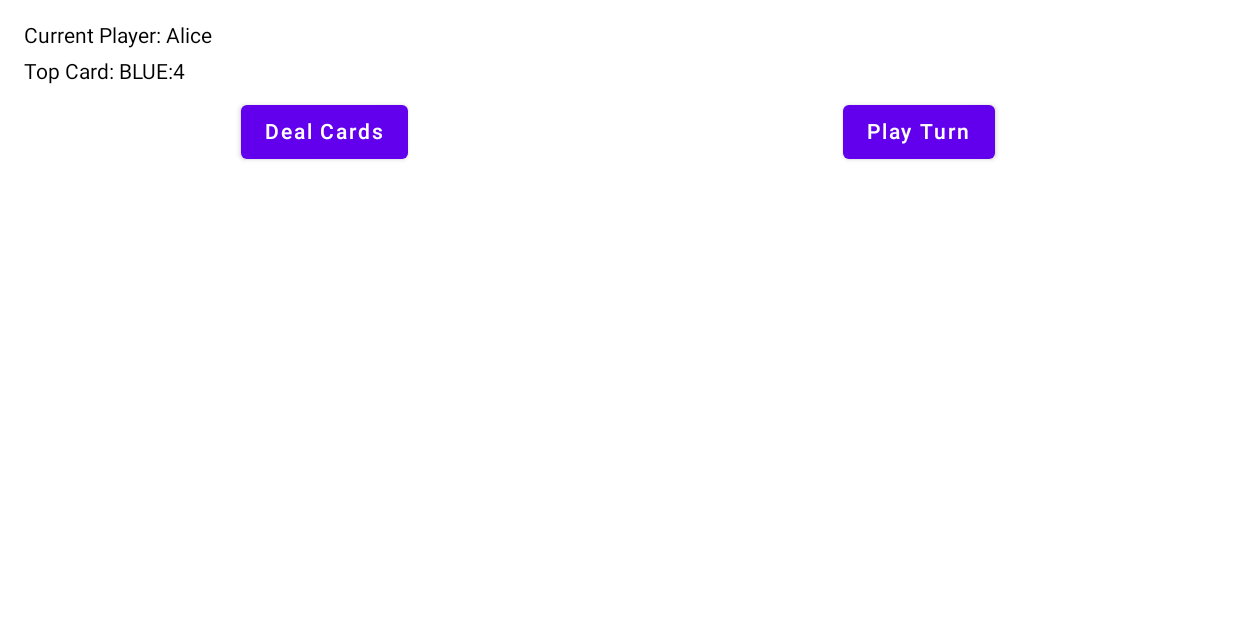
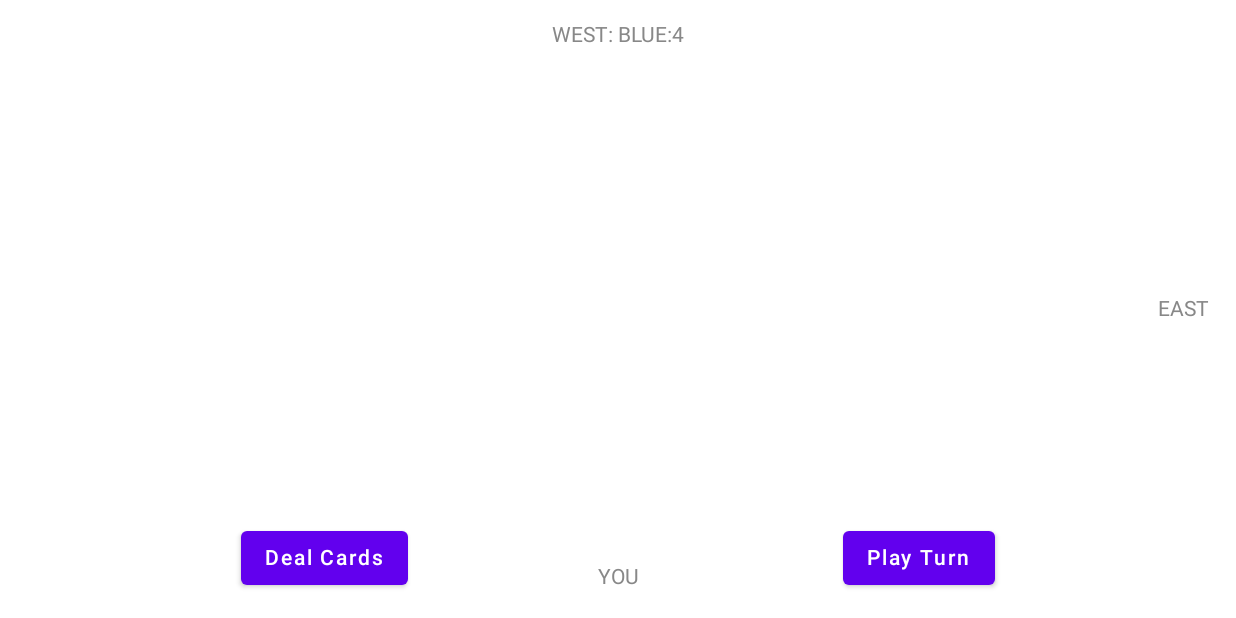
Before and after one commit to xinggen-guo/UnoCard, an Android app built with Jetpack Compose: the composable StartCardGameScreen shown on its own in the app's theme, on a phone screen of 824 x 412 dp (held sideways). Run offline under Robolectric (Android 15) with nearby library versions, the phone set to English and light mode, and no system bars; our stand-ins replace Compose Multiplatform resources; libraries missing offline, so code that uses them is left out: unocard.shared.generated; 3 statements that could not run were skipped.

Commit message:
adjust ui and image resource and fix

```diff
--- a/shared/src/commonMain/kotlin/com/card/unoshare/engine/GameEngine.kt
+++ b/shared/src/commonMain/kotlin/com/card/unoshare/engine/GameEngine.kt
@@ -1,5 +1,6 @@
 package com.card.unoshare.engine
 
+import androidx.compose.ui.Alignment
 import com.card.unoshare.model.Card
 import com.card.unoshare.model.CardType
 import com.card.unoshare.model.GameStatus
@@ -121,4 +122,25 @@ class GameEngine(
         return players
     }
 
+    fun gameClockwise():Boolean = gameStatus.isCounterWise
+
+    fun getTipInfoYouPlayer():String{
+        return CardGameResource.i18n.info_yourTurn()
+    }
+
+    fun getLastDirectionAndCardInfo(): String {
+        return if (discardPile.isEmpty()) {
+            getTopCard().displayText()
+        } else {
+            CardGameResource.i18n.act_playCard(
+                gameStatus.getLastPlayer().getDirectionPosition(),
+                getTopCard().displayText()
+            )
+        }
+    }
+
+    fun getPlayerPositionStr(player: Player): String {
+        return CardGameResource.i18n.act_playCard(player.getDirectionPosition())
+    }
+
 }
--- a/shared/src/commonMain/kotlin/com/card/unoshare/language/I18N.kt
+++ b/shared/src/commonMain/kotlin/com/card/unoshare/language/I18N.kt
@@ -10,6 +10,7 @@ interface I18N {
     fun act_drawCardCount(player: Int, count: Int): String
     fun act_pass(player: Int): String
     fun act_playCard(player: Int, card: String): String
+    fun act_playCard(player: Int): String
     fun act_playDraw2(from: Int, to: Int, count: Int): String
     fun act_playRev(player: Int): String
     fun act_playSkip(from: Int, to: Int): String
--- a/shared/src/commonMain/kotlin/com/card/unoshare/language/I18N_en_US_Impl.kt
+++ b/shared/src/commonMain/kotlin/com/card/unoshare/language/I18N_en_US_Impl.kt
@@ -5,7 +5,7 @@ package com.card.unoshare.language
  * @date 02/08/2025 11:07
  * @description
  */
-class I18N_en_US_Impl : I18N {
+class I18N_en_US_Impl : I18N { // I18N_en_US_Impl
     private val P = arrayOf("YOU", "WEST", "NORTH", "EAST")
     private val C = arrayOf("NONE", "[R]RED", "[B]BLUE", "[G]GREEN", "[Y]YELLOW")
 
@@ -17,6 +17,7 @@ class I18N_en_US_Impl : I18N {
         if (count == 1) "${p(player)}: Draw a card" else "${p(player)}: Draw $count cards"
     override fun act_pass(player: Int) = "${p(player)}: Pass"
     override fun act_playCard(player: Int, card: String) = "${p(player)}: $card"
+    override fun act_playCard(player: Int) = "${p(player)}"
     override fun act_playDraw2(from: Int, to: Int, count: Int) = "${p(from)}: Let ${p(to)} draw $count cards"
     override fun act_playRev(player: Int) = "${p(player)}: Change direction"
     override fun act_playSkip(from: Int, to: Int) =
@@ -89,4 +90,4 @@ class I18N_en_US_Impl : I18N {
     override fun label_yes() = "YES"
 
     private fun char(i: Int): Char = if (i in 0..4) "WRBGY"[i] else 'W'
-} // I18N_en_US_Impl
+}
--- a/shared/src/commonMain/kotlin/com/card/unoshare/language/I18N_ja_JP_Impl.kt
+++ b/shared/src/commonMain/kotlin/com/card/unoshare/language/I18N_ja_JP_Impl.kt
@@ -16,6 +16,7 @@ class I18N_ja_JP_Impl : I18N {
     override fun act_drawCardCount(player: Int, count: Int) = "${p(player)}: 手札を $count 枚引く"
     override fun act_pass(player: Int) = "${p(player)}: パス"
     override fun act_playCard(player: Int, card: String) = "${p(player)}: $card"
+    override fun act_playCard(player: Int) = "${p(player)}"
     override fun act_playDraw2(from: Int, to: Int, count: Int) = "${p(from)}: ${p(to)}に手札を $count 枚引かせる"
     override fun act_playRev(player: Int) = "${p(player)}: 方向を変える"
     override fun act_playSkip(from: Int, to: Int) = "${p(from)}: ${p(to)}の番をスキップ"
--- a/shared/src/commonMain/kotlin/com/card/unoshare/language/I18N_zh_CN_Impl.kt
+++ b/shared/src/commonMain/kotlin/com/card/unoshare/language/I18N_zh_CN_Impl.kt
@@ -16,6 +16,7 @@ class I18N_zh_CN_Impl : I18N {
     override fun act_drawCardCount(player: Int, count: Int) = "${p(player)}: 摸 $count 张牌"
     override fun act_pass(player: Int) = "${p(player)}: 过牌"
     override fun act_playCard(player: Int, card: String) = "${p(player)}: $card"
+    override fun act_playCard(player: Int) = "${p(player)}"
     override fun act_playDraw2(from: Int, to: Int, count: Int) = "${p(from)}: 令${p(to)}摸 $count 张牌"
     override fun act_playRev(player: Int) = "${p(player)}: 改变方向"
     override fun act_playSkip(from: Int, to: Int) = "${p(from)}: 跳过${p(to)}的回合"
--- a/shared/src/commonMain/kotlin/com/card/unoshare/model/GameStatus.kt
+++ b/shared/src/commonMain/kotlin/com/card/unoshare/model/GameStatus.kt
@@ -8,21 +8,25 @@ package com.card.unoshare.model
 class GameStatus(
     val players: List<Player>,
     var currentPlayerIndex: Int = 0,
-    var isClockwise: Boolean = true,
+    var lastPlayerIndex: Int = 0,
+    var isCounterWise: Boolean = true,
     var gameEnded: Boolean = false,
     var gameStart: Boolean = false
 ) {
     fun nextPlayer() {
-        currentPlayerIndex = if (isClockwise)
+        lastPlayerIndex = currentPlayerIndex
+        currentPlayerIndex = if (isCounterWise)
+            (currentPlayerIndex - 1 + players.size) % players.size
+        else
             (currentPlayerIndex + 1) % players.size
-        else
-            (currentPlayerIndex - 1 + players.size) % players.size
     }
+
+    fun getLastPlayer(): Player = players[lastPlayerIndex]
 
     fun currentPlayer(): Player = players[currentPlayerIndex]
 
     fun reverseOrder() {
-        isClockwise = !isClockwise
+        isCounterWise = !isCounterWise
     }
 
     fun skipNextPlayer() {
@@ -30,10 +34,10 @@ class GameStatus(
     }
 
     fun peekNextPlayer(): Player {
-        val nexPlayerIndex = if (isClockwise)
+        val nexPlayerIndex = if (isCounterWise)
+            (currentPlayerIndex - 1 + players.size) % players.size
+        else
             (currentPlayerIndex + 1) % players.size
-        else
-            (currentPlayerIndex - 1 + players.size) % players.size
         return players[nexPlayerIndex]
     }
 }
--- a/shared/src/commonMain/kotlin/com/card/unoshare/model/Player.kt
+++ b/shared/src/commonMain/kotlin/com/card/unoshare/model/Player.kt
@@ -1,6 +1,7 @@
 package com.card.unoshare.model
 
 import androidx.compose.ui.Alignment
+import com.card.unoshare.engine.CardGameResource
 
 /**
  * @author xinggen.guo
@@ -19,4 +20,25 @@ data class Player(
         hand.add(card)
     }
 
+    fun getDirectionPosition():Int{
+        val position = when (direction) {
+
+            Alignment.BottomCenter -> {
+                0
+            }
+
+            Alignment.CenterStart -> {
+                1
+            }
+
+            Alignment.CenterEnd -> {
+                3
+            }
+
+            else ->
+                0
+        }
+        return position
+    }
+
 }
--- a/shared/src/commonMain/kotlin/com/card/unoshare/rule/EffectApplier.kt
+++ b/shared/src/commonMain/kotlin/com/card/unoshare/rule/EffectApplier.kt
@@ -4,7 +4,6 @@ import com.card.unoshare.engine.GameController
 import com.card.unoshare.model.Card
 import com.card.unoshare.model.CardType
 import com.card.unoshare.model.GameStatus
-import com.card.unoshare.model.Player
 
 /**
  * @author xinggen.guo
@@ -18,7 +17,7 @@ object EffectApplier {
             card = card,
             gameStatus = GameStatus(
                 currentPlayerIndex = gameController.getCurrentPlayerIndex(),
-                isClockwise = gameController.isClockwise(),
+                isCounterWise = gameController.isClockwise(),
                 players = gameController.getPlayers()
             ),
             drawPile = gameController.getDeck()
@@ -59,9 +58,6 @@ object EffectApplier {
                         drawPile.removeFirstOrNull()?.let { next.hand.add(it) }
                     }
                     gameStatus.skipNextPlayer()
-                } else {
-                    // Just change color, no skip
-                    gameStatus.nextPlayer()
                 }
             }
 
--- a/shared/src/commonMain/kotlin/com/card/unoshare/ui/UnoGameScreen.kt
+++ b/shared/src/commonMain/kotlin/com/card/unoshare/ui/UnoGameScreen.kt
@@ -7,7 +7,9 @@ import androidx.compose.material.*
 import androidx.compose.runtime.*
 import androidx.compose.ui.Alignment
 import androidx.compose.ui.Modifier
+import androidx.compose.ui.graphics.BlendMode
 import androidx.compose.ui.graphics.Color
+import androidx.compose.ui.graphics.ColorFilter
 import androidx.compose.ui.graphics.ImageBitmap
 import androidx.compose.ui.layout.ContentScale
 import androidx.compose.ui.unit.dp
@@ -26,7 +28,9 @@ import com.card.unoshare.rule.RuleChecker
  * @description
  */
 
-val offset = 15
+const val offset = 15
+val textShowColor = Color.Gray
+val textPlayColor = Color.White
 
 @Composable
 fun rendCardInitPage() {
@@ -94,79 +98,128 @@ fun StartCardGameScreen() {
     var topCard by remember { mutableStateOf("") }
     var allHands by remember { mutableStateOf(mapOf<Player, List<Card>>()) }
     var winner by remember { mutableStateOf<String?>(null) }
+    var gameClockWise by remember { mutableStateOf(gameEngine.gameClockwise()) }
+    var lastPlayerPlayCard by remember { mutableStateOf("") }
 
     // 🟡 Initialize the game once
     LaunchedEffect(Unit) {
         gameEngine.startGame()
         currentPlayerName = gameEngine.getCurrentPlayerName()
         topCard = gameEngine.getTopCard().displayText()
+        lastPlayerPlayCard = gameEngine.getLastDirectionAndCardInfo()
         allHands = gameEngine.getAllPlayerHands()
+        gameClockWise = gameEngine.gameClockwise()
     }
     Box(modifier = Modifier.fillMaxSize()) {
-
-        rendDiscardArea(gameEngine)
+        renderDiscardArea(gameEngine)
         var renderRefreshCards by remember { mutableStateOf(false) }
         renderDrawArea(gameEngine) {
             renderRefreshCards = !renderRefreshCards
         }
 
+        Text(
+            lastPlayerPlayCard,
+            color = textShowColor,
+            modifier = Modifier.align(Alignment.TopCenter).padding(top = 15.dp)
+        )
 
-        key(renderRefreshCards){
+        winner?.let {
+            Spacer(modifier = Modifier.height(16.dp))
+            Text(text = "🎉 Winner: $it 🎉",
+                fontSize = 20.sp,
+                color = Color.Red,
+                modifier = Modifier.align(Alignment.TopCenter).padding(top = 30.dp)
+            )
+        }
 
+        val imageClockBitmap by produceState<ImageBitmap?>(initialValue = null, gameClockWise) {
+            value = if (gameClockWise) {
+                CardGameResource.getClockWise()
+            } else {
+                CardGameResource.getCounterWise()
+            }
+        }
+
+        imageClockBitmap?.let {
+            Image(
+                bitmap = it,
+                contentDescription = null,
+                contentScale = ContentScale.None,
+                modifier = Modifier.align(Alignment.Center)
+            )
         }
 
         gameEngine.getAllPlayers().forEach {
+            val canPlay = it == gameEngine.getCurrentPlayer()
+            val textColor = if(canPlay) textPlayColor else textShowColor
             when (it.direction) {
                 Alignment.BottomCenter -> {
-                    var refreshHandSize  by remember { mutableStateOf(it.hand.size) }
-                    key(refreshHandSize){
-                        Box(modifier = Modifier.align(Alignment.BottomCenter)) {
+                    key(renderRefreshCards){
+                        Column(modifier = Modifier.align(Alignment.BottomCenter)) {
+                            val tipText =
+                                if (canPlay) gameEngine.getTipInfoYouPlayer() else gameEngine.getPlayerPositionStr(it)
+                            key(currentPlayerName) { Text(
+                                tipText,
+                                color = textColor,
+                                modifier = Modifier.align(Alignment.CenterHorizontally)
+                                    .padding(bottom = 3.dp))
+                            }
                             BottomHandStack(it.hand, it, gameEngine) {
                                 currentPlayerName = gameEngine.getCurrentPlayerName()
                                 topCard = gameEngine.getTopCard().displayText()
+                                lastPlayerPlayCard = gameEngine.getLastDirectionAndCardInfo()
                                 allHands = gameEngine.getAllPlayerHands()
                                 winner = gameEngine.getWinnerName()
+                                gameClockWise = gameEngine.gameClockwise()
                             }
                         }
                     }
                 }
 
                 Alignment.CenterStart -> {
-                    Box(modifier = Modifier.align(Alignment.CenterStart)) {
+                    Row(modifier = Modifier.fillMaxHeight().align(alignment = Alignment.CenterStart)) {
                         LeftHandStack(it.hand, it, gameEngine)
+                        Text(
+                            gameEngine.getPlayerPositionStr(it),
+                            color = textColor,
+                            modifier = Modifier.align(Alignment.CenterVertically)
+                                .padding(start = 10.dp))
                     }
                 }
 
                 Alignment.CenterEnd -> {
-                    Box(modifier = Modifier.align(Alignment.CenterEnd)) {
-                        RightHandStack(it.hand, it, gameEngine)
+                    Row(modifier = Modifier.fillMaxHeight().align(alignment = Alignment.CenterEnd)) {
+                        Text(
+                            gameEngine.getPlayerPositionStr(it),
+                            color = textColor,
+                            modifier = Modifier.align(Alignment.CenterVertically)
+                                .padding(end = 10.dp))
+                            RightHandStack(it.hand, it, gameEngine)
                     }
+
                 }
             }
         }
 
+
     }
 
-    Column(modifier = Modifier.fillMaxSize().padding(16.dp)) {
+    Column(modifier = Modifier.fillMaxSize()
+        .padding(16.dp),
+        verticalArrangement = Arrangement.Bottom
+    ) {
 
-        Text("Current Player: $currentPlayerName")
-        // Current playing player
-
-        Spacer(modifier = Modifier.height(8.dp))
-
-        Text("Top Card: $topCard")
-        // Top card of discard pile
-        Spacer(modifier = Modifier.height(8.dp))
         Row(
             modifier = Modifier.fillMaxWidth(),
             horizontalArrangement = Arrangement.SpaceEvenly,
-            verticalAlignment = Alignment.CenterVertically
+            verticalAlignment = Alignment.Bottom
         ) {
             Button(onClick = {
                 gameEngine.startGame()
                 currentPlayerName = gameEngine.getCurrentPlayerName()
                 topCard = gameEngine.getTopCard().displayText()
                 allHands = gameEngine.getAllPlayerHands()
+                gameClockWise = gameEngine.gameClockwise()
                 winner = null
             }) {
                 Text("Deal Cards")
@@ -182,17 +235,15 @@ fun StartCardGameScreen() {
                     topCard = gameEngine.getTopCard().displayText()
                     allHands = gameEngine.getAllPlayerHands()
                     winner = gameEngine.getWinnerName()
+                    gameClockWise = gameEngine.gameClockwise()
+                    lastPlayerPlayCard = gameEngine.getLastDirectionAndCardInfo()
                 }
             }) {
                 Text("Play Turn")
             }
 
         }
-        winner?.let {
-            Spacer(modifier = Modifier.height(16.dp))
-            Text("🎉 Winner: $it 🎉", fontSize = 20.sp, color = Color.Red)
-            // Winner message
-        }
+
     }
 }
 
@@ -224,7 +275,7 @@ fun renderDrawArea(gameEngine: GameEngine,renderCard: () -> Unit) {
 }
 
 @Composable
-fun rendDiscardArea(gameEngine: GameEngine) {
+fun renderDiscardArea(gameEngine: GameEngine) {
     gameEngine.getDiscardPile().let {
         val playCards = if (it.size > 3) {
             it.subList(it.size - 3, it.size)
@@ -239,17 +290,17 @@ fun rendDiscardArea(gameEngine: GameEngine) {
             playCards.forEachIndexed { index, card ->
                 val imageBitmap by produceState<ImageBitmap?>(
                     initialValue = null,
-                    card.frontBitmapName
+                    card.cardBitmapName
                 ) {
-                    value = card.getFrontImg()
+                    value = card.getCardImg()
                 }
                 val area = maxWidth * 0.5f  // 只占一半屏幕宽度剧中
                 val totalWidth = (playCards.size - 1) * offset
                 val startX = (area - totalWidth.dp) / 2  // 起始点偏移到 area 中心
                 val offsetX = startX + (index * offset).dp
-                imageBitmap?.let {
+                imageBitmap?.let { img ->
                     Image(
-                        bitmap = it,
+                        bitmap = img,
                         contentDescription = null,
                         contentScale = ContentScale.None,
                         modifier = Modifier.offset(x = offsetX)
@@ -262,7 +313,7 @@ fun rendDiscardArea(gameEngine: GameEngine) {
 }
 
 @Composable
-fun LeftHandStack(cards: MutableList<Card>, it: Player, gameEngine: GameEngine) {
+fun LeftHandStack(cards: MutableList<Card>, player: Player, gameEngine: GameEngine) {
     Box(
         modifier = Modifier
             .fillMaxHeight()
@@ -271,8 +322,15 @@ fun LeftHandStack(cards: MutableList<Card>, it: Player, gameEngine: GameEngine)
     ) {
         cards.forEachIndexed { index, card ->
             val imageBitmap by produceState<ImageBitmap?>(initialValue = null) {
-                value = card.getFrontImg()
+                value = card.getCardImg()
             }
+
+            val canPlayCard = player == gameEngine.getCurrentPlayer()
+            val colorFilter = if (!canPlayCard) ColorFilter.tint(
+                color = Color(0xFF555555),
+                blendMode = BlendMode.Modulate
+            )
+            else null
 
             val totalHeight = (cards.size - 1) * offset
             val startY = -totalHeight / 2  // 第0张卡的offset起点
@@ -281,6 +339,7 @@ fun LeftHandStack(cards: MutableList<Card>, it: Player, gameEngine: GameEngine)
             imageBitmap?.let {
                 Image(
                     bitmap = it,
+                    colorFilter = colorFilter,
                     contentDescription = null,
                     contentScale = ContentScale.None,
                     modifier = Modifier.offset(y = offsetY.dp)
@@ -291,7 +350,7 @@ fun LeftHandStack(cards: MutableList<Card>, it: Player, gameEngine: GameEngine)
 }
 
 @Composable
-fun RightHandStack(cards: MutableList<Card>, it: Player, gameEngine: GameEngine) {
+fun RightHandStack(cards: MutableList<Card>, player: Player, gameEngine: GameEngine) {
     Box(
         modifier = Modifier
             .fillMaxHeight()
@@ -300,8 +359,14 @@ fun RightHandStack(cards: MutableList<Card>, it: Player, gameEngine: GameEngine)
     ) {
         cards.forEachIndexed { index, card ->
             val imageBitmap by produceState<ImageBitmap?>(initialValue = null) {
-                value = card.getFrontImg()
+                value = card.getCardImg()
             }
+            val canPlayCard = player == gameEngine.getCurrentPlayer()
+            val colorFilter = if (!canPlayCard) ColorFilter.tint(
+                color = Color(0xFF555555),
+                blendMode = BlendMode.Modulate
+            )
+            else null
 
             val totalHeight = (cards.size - 1) * offset
             val startY = -totalHeight / 2  // 第0张卡的offset起点
@@ -310,6 +375,7 @@ fun RightHandStack(cards: MutableList<Card>, it: Player, gameEngine: GameEngine)
             imageBitmap?.let {
                 Image(
                     bitmap = it,
+                    colorFilter = colorFilter,
                     contentDescription = null,
                     contentScale = ContentScale.None,
                     modifier = Modifier.offset(y = offsetY.dp)
@@ -333,27 +399,26 @@ fun BottomHandStack(
         contentAlignment = Alignment.BottomCenter
     ) {
         cards.forEachIndexed { index, card ->
-            var canPlayCard = !player.isAI && player == gameEngine.getCurrentPlayer() && RuleChecker.isPlayable(
+            val canPlayCard = player == gameEngine.getCurrentPlayer() && RuleChecker.isPlayable(
                 card,
                 GameInitializer.gameEngine.getTopCard()
             )
             val imageBitmap by produceState<ImageBitmap?>(initialValue = null, canPlayCard) {
-                value = if (!player.isAI) {
-                    if (canPlayCard) {
-                        card.getFrontImg()
-                    } else {
-                        card.getDarkImg()
-                    }
-                } else {
-                    card.getFrontImg()
-                }
+                value =  card.getCardImg()
             }
+
             imageBitmap?.let {
                 val totalWidth = (cards.size - 1) * offset
                 val startX = -totalWidth / 2  // 第0张卡的offset起点
                 val offsetX = startX + index * offset
+                val colorFilter = if (!canPlayCard) ColorFilter.tint(
+                    color = Color(0xFF555555),
+                    blendMode = BlendMode.Modulate
+                )
+                else null
                 Image(
                     bitmap = it,
+                    colorFilter = colorFilter,
                     contentDescription = null,
                     contentScale = ContentScale.None,
                     modifier = Modifier.align(Alignment.Center).offset(x = offsetX.dp)
```
Also changed, not shown: shared/src/commonMain/kotlin/com/card/unoshare/engine/CardGameResource.kt (+11 -2 lines), shared/src/commonMain/kotlin/com/card/unoshare/model/Card.kt (+4 -15 lines).
